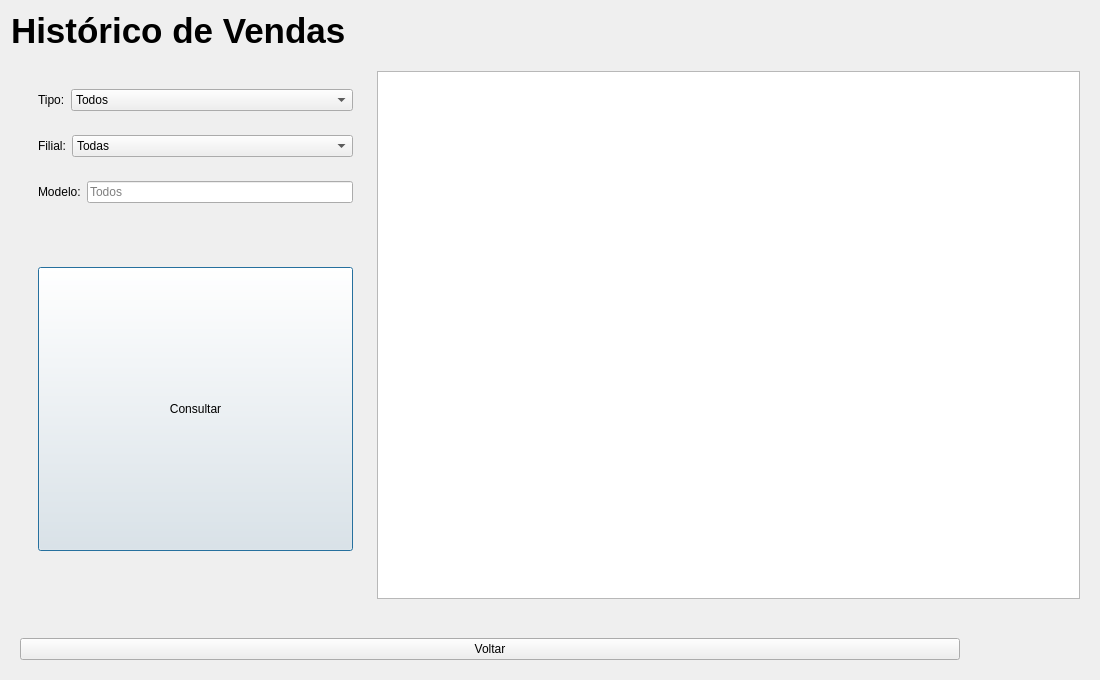
EduardoHaagP/ProjetoPOO, file telaconsultaestoque.ui: the form before one commit.
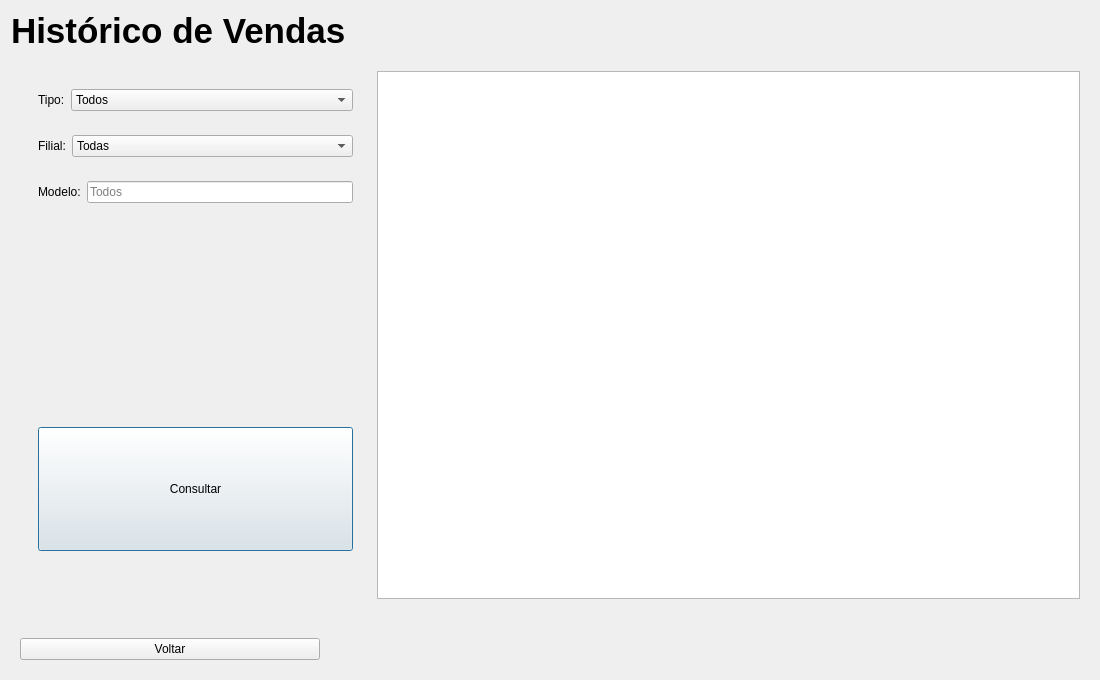
The form after the commit.

Patch:
```diff
--- a/telaconsultaestoque.ui
+++ b/telaconsultaestoque.ui
@@ -192,12 +192,12 @@
             <enum>Qt::Vertical</enum>
            </property>
            <property name="sizeType">
-            <enum>QSizePolicy::Minimum</enum>
+            <enum>QSizePolicy::Fixed</enum>
            </property>
            <property name="sizeHint" stdset="0">
             <size>
              <width>20</width>
-             <height>40</height>
+             <height>200</height>
             </size>
            </property>
           </spacer>
@@ -213,6 +213,12 @@
                 <verstretch>0</verstretch>
                </sizepolicy>
               </property>
+              <property name="maximumSize">
+               <size>
+                <width>16777215</width>
+                <height>200</height>
+               </size>
+              </property>
               <property name="text">
                <string>Consultar</string>
               </property>
@@ -280,50 +286,24 @@
           <verstretch>0</verstretch>
          </sizepolicy>
         </property>
+        <property name="minimumSize">
+         <size>
+          <width>300</width>
+          <height>0</height>
+         </size>
+        </property>
         <property name="text">
          <string>Voltar</string>
         </property>
        </widget>
       </item>
-      <item>
-       <spacer name="horizontalSpacer">
-        <property name="orientation">
-         <enum>Qt::Horizontal</enum>
-        </property>
-        <property name="sizeType">
-         <enum>QSizePolicy::Preferred</enum>
-        </property>
-        <property name="sizeHint" stdset="0">
-         <size>
-          <width>40</width>
-          <height>20</height>
-         </size>
-        </property>
-       </spacer>
-      </item>
-      <item>
-       <spacer name="horizontalSpacer_5">
-        <property name="orientation">
-         <enum>Qt::Horizontal</enum>
-        </property>
-        <property name="sizeType">
-         <enum>QSizePolicy::Preferred</enum>
-        </property>
-        <property name="sizeHint" stdset="0">
-         <size>
-          <width>40</width>
-          <height>20</height>
-         </size>
-        </property>
-       </spacer>
-      </item>
       <item>
        <spacer name="horizontalSpacer_3">
         <property name="orientation">
          <enum>Qt::Horizontal</enum>
         </property>
         <property name="sizeType">
-         <enum>QSizePolicy::Preferred</enum>
+         <enum>QSizePolicy::Expanding</enum>
         </property>
         <property name="sizeHint" stdset="0">
          <size>
```
